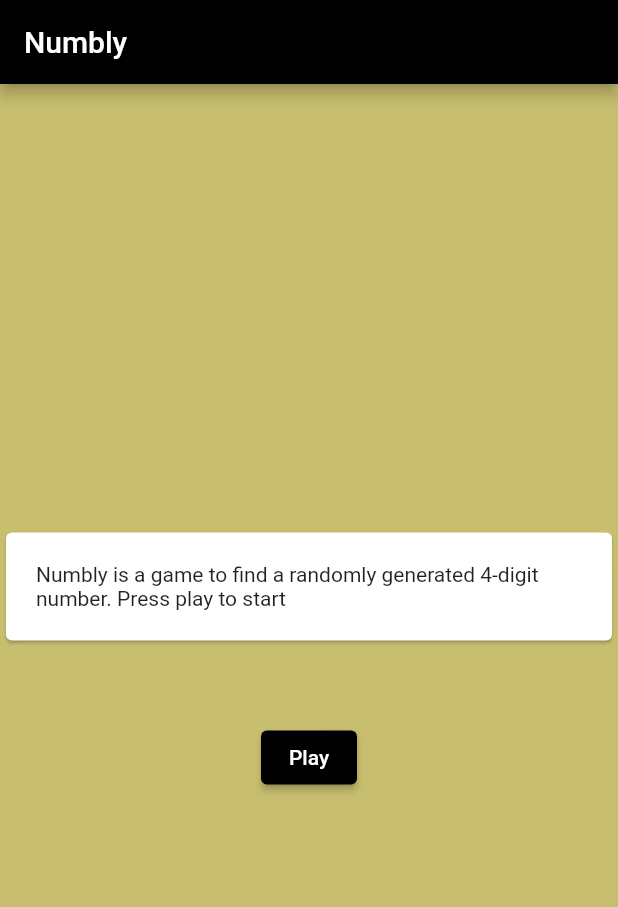
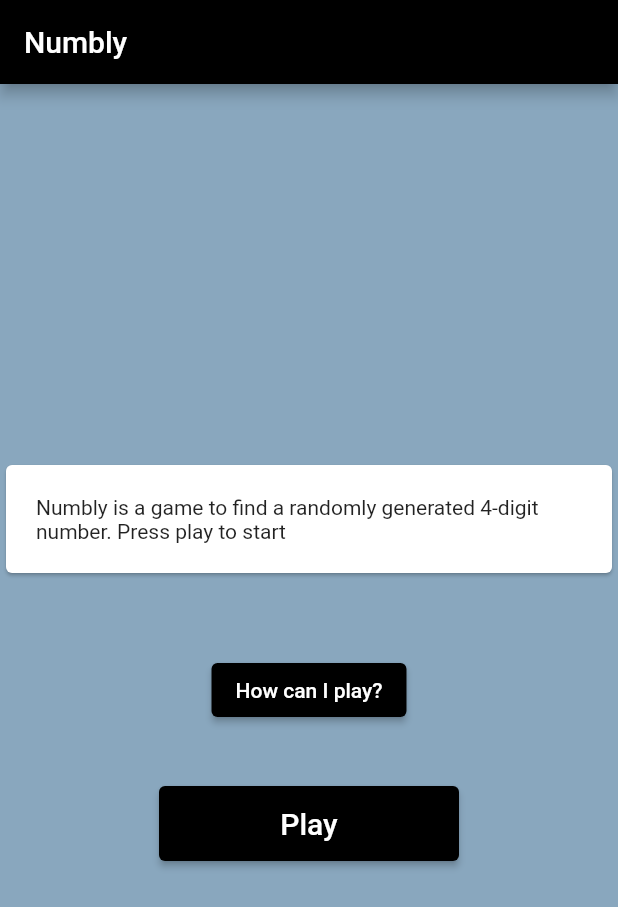
Before and after one commit to aycabadem/numbly, a Flutter app: the screen it shows after launch, on a phone screen of 412 x 824 dp. Shown: the top 907 px of the screen. Run offline on Flutter 3.47's test engine with Material 2 defaults, Android fonts, the phone set to English and light mode, and no system bars; our stand-ins replace equatable, flutter_bloc, pinput.

```diff
--- a/lib/helpers/dialog_helper.dart
+++ b/lib/helpers/dialog_helper.dart
@@ -18,7 +18,7 @@ class DialogHelper {
                   BlocProvider.of<GameCubit>(context).clear();
                   Navigator.of(context).pop();
                 },
-                child: Text('Tekrar oyna')),
+                child: Text('Play Again')),
           ],
         );
       },
--- a/lib/pages/enter_page.dart
+++ b/lib/pages/enter_page.dart
@@ -1,6 +1,8 @@
 import 'package:flutter/material.dart';
 import 'package:sayiciklar/pages/home_page.dart';
 import 'dart:math';
+
+import 'package:sayiciklar/pages/info_page.dart';
 
 class EnterPage extends StatefulWidget {
   const EnterPage({Key? key}) : super(key: key);
@@ -15,7 +17,7 @@ class _EnterPageState extends State<EnterPage> {
     return Scaffold(
       appBar: AppBar(title: Text('Numbly')),
       body: Container(
-        color: Color.fromARGB(255, 199, 190, 111),
+        color: Color.fromARGB(255, 137, 167, 190),
         child: Center(
           child: Column(
             mainAxisAlignment: MainAxisAlignment.center,
@@ -33,13 +35,31 @@ class _EnterPageState extends State<EnterPage> {
               ElevatedButton(
                 onPressed: () {
                   //setState(() {});
-                  Navigator.of(context).push(MaterialPageRoute(
-                      builder: (context) => MyHomePage(
-                            title: 'Numbly',
-                          )));
+                  Navigator.of(context).push(
+                      MaterialPageRoute(builder: (context) => InfoPage()));
                 },
-                child: Text('Play'),
-              )
+                child: Text('How can I play?'),
+              ),
+              SizedBox(
+                height: 40,
+              ),
+              SizedBox(
+                height: 50,
+                width: 200,
+                child: ElevatedButton(
+                  onPressed: () {
+                    //setState(() {});
+                    Navigator.of(context).push(MaterialPageRoute(
+                        builder: (context) => MyHomePage(
+                              title: 'Numbly',
+                            )));
+                  },
+                  child: Text(
+                    'Play',
+                    style: TextStyle(fontSize: 20),
+                  ),
+                ),
+              ),
             ],
           ),
         ),
--- a/lib/pages/home_page.dart
+++ b/lib/pages/home_page.dart
@@ -30,7 +30,7 @@ class _MyHomePageState extends State<MyHomePage> {
         title: Text(widget.title),
       ),
       body: Container(
-        color: Color.fromARGB(255, 199, 190, 111),
+        color: Color.fromARGB(255, 137, 167, 190),
         child: BlocConsumer<GameCubit, GameState>(
           listener: (context, state) {
             if (state.tahmin.isNotEmpty && state.tahmin.last.artiBir == 4) {
@@ -48,7 +48,7 @@ class _MyHomePageState extends State<MyHomePage> {
                     child: Align(
                       alignment: Alignment.center,
                       child: Text(
-                        '4 Basamakli Bir Sayi Gir',
+                        'Enter a 4 digit number',
                         style: TextStyle(
                             fontSize: 24,
                             color: Colors.white,
```
Also changed, not shown: lib/pages/info_page.dart (added, +96 -0 lines).
